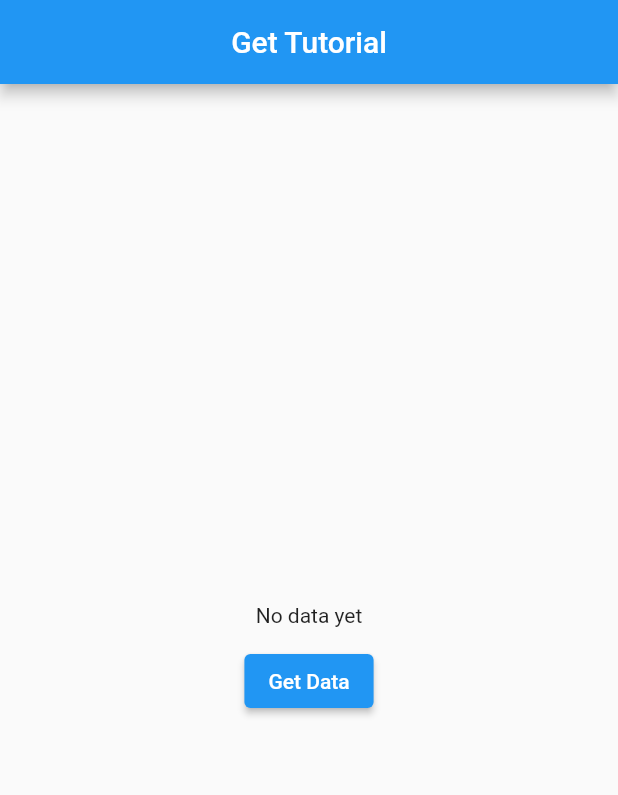
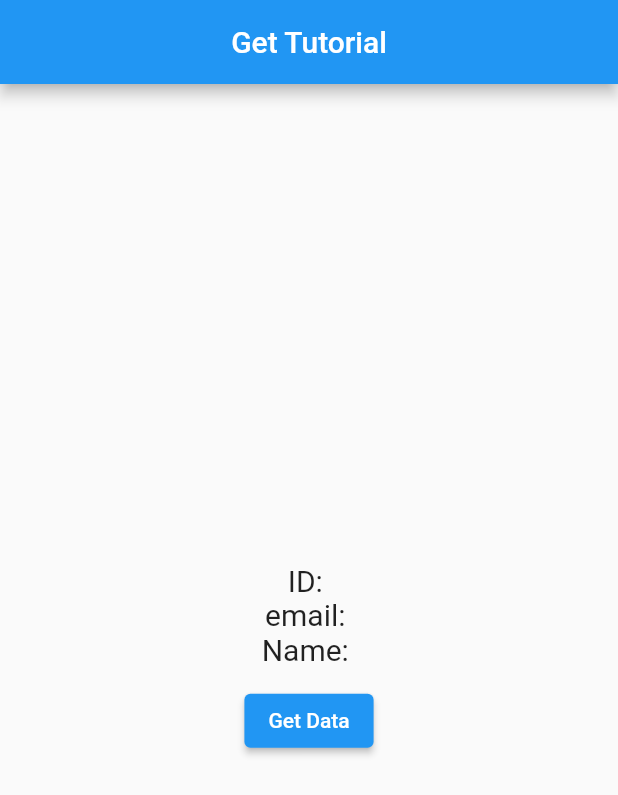
Before and after one commit to AlsoKnownAsZira/flutteringpt5, a Flutter app: the screen it shows after launch, after a tap on "Get Data", on a phone screen of 412 x 824 dp. Shown: the top 795 px of the screen. Run offline on Flutter 3.47's test engine with Material 2 defaults, Android fonts, the phone set to English and light mode, and no system bars; network calls fail.

Commit message:
finished get tutorial

```diff
--- a/lib/pages/getHttp.dart
+++ b/lib/pages/getHttp.dart
@@ -1,22 +1,87 @@
+import 'dart:convert';
+
 import 'package:flutter/material.dart';
+import 'package:http/http.dart' as ziraHttp;
+
 // ignore_for_file: prefer_const_constructors
-class getHttp extends StatelessWidget {
+class getHttp extends StatefulWidget {
   const getHttp({super.key});
 
   @override
+  State<getHttp> createState() => _getHttpState();
+}
+
+class _getHttpState extends State<getHttp> {
+  late String id;
+  late String email;
+  late String name;
+
+//initializing variables
+  @override
+  void initState() {
+    // TODO: implement initState
+    id = '';
+    email = '';
+    name = '';
+    super.initState();
+  }
+
+  @override
   Widget build(BuildContext context) {
-    return  Scaffold(
+    return Scaffold(
       appBar: AppBar(
         title: Text("Get Tutorial"),
-centerTitle: true,
+        centerTitle: true,
       ),
       body: Center(
         child: Column(
           mainAxisAlignment: MainAxisAlignment.center,
           children: [
-            Text("No data yet"),
-            SizedBox(height: 12,),
-            ElevatedButton(onPressed: (){}, child: Text("Get Data"))
+            Text(
+              "ID:$id ",
+              style: TextStyle(fontSize: 20),
+            ),
+            Text(
+              "email:$email ",
+              style: TextStyle(fontSize: 20),
+            ),
+            Text(
+              "Name:$name ",
+              style: TextStyle(fontSize: 20),
+            ),
+            SizedBox(
+              height: 12,
+            ),
+            ElevatedButton(
+                // use await and async for waiting until the data is fetched ( in case of slow connection )
+                onPressed: () async {
+                  // get the data from dummy server and parse it
+                  var serverResponse = await ziraHttp
+                      .get(Uri.parse("https://reqres.in/api/users/9"));
+                  if (serverResponse.statusCode == 200) {
+                    // successfully get data (status 200)
+                    //jsonDecode to decode string source to dynamic object
+                    Map<String, dynamic> dataResp =
+                        json.decode(serverResponse.body);
+                    // use 'data' because it is stated like that in the API and to load the body
+                    dataResp = dataResp['data'];
+                    setState(() {
+                      id = dataResp["id"].toString();
+                      email = dataResp["email"].toString();
+                      name =
+                          "${dataResp["first_name"]} ${dataResp["last_name"]}";
+                    });
+                  } else {
+                    //failed to get data (i.e status 404)
+                    print("ERROR CODE: ${serverResponse.statusCode}");
+                    setState(() {
+                      id = 'ERROR';
+                      email = 'ERROR';
+                      name = 'ERROR';
+                    });
+                  }
+                },
+                child: Text("Get Data"))
           ],
         ),
       ),
```
Also changed, not shown: pubspec.yaml (+4 -18 lines), pubspec.lock, 1 other file.
